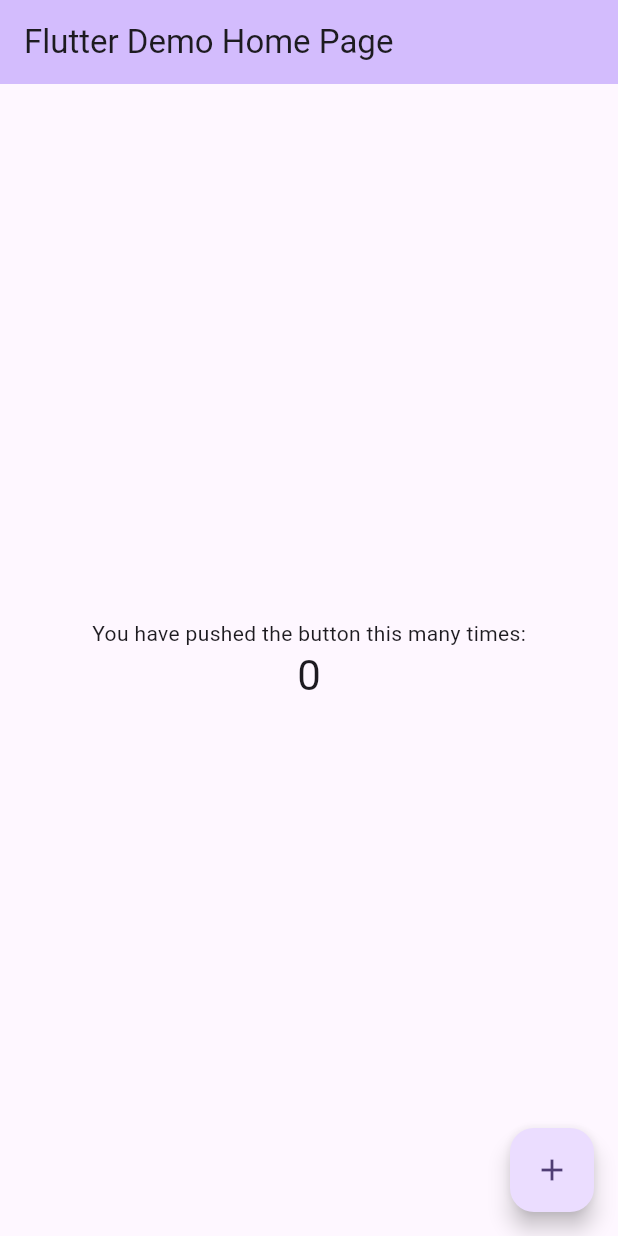
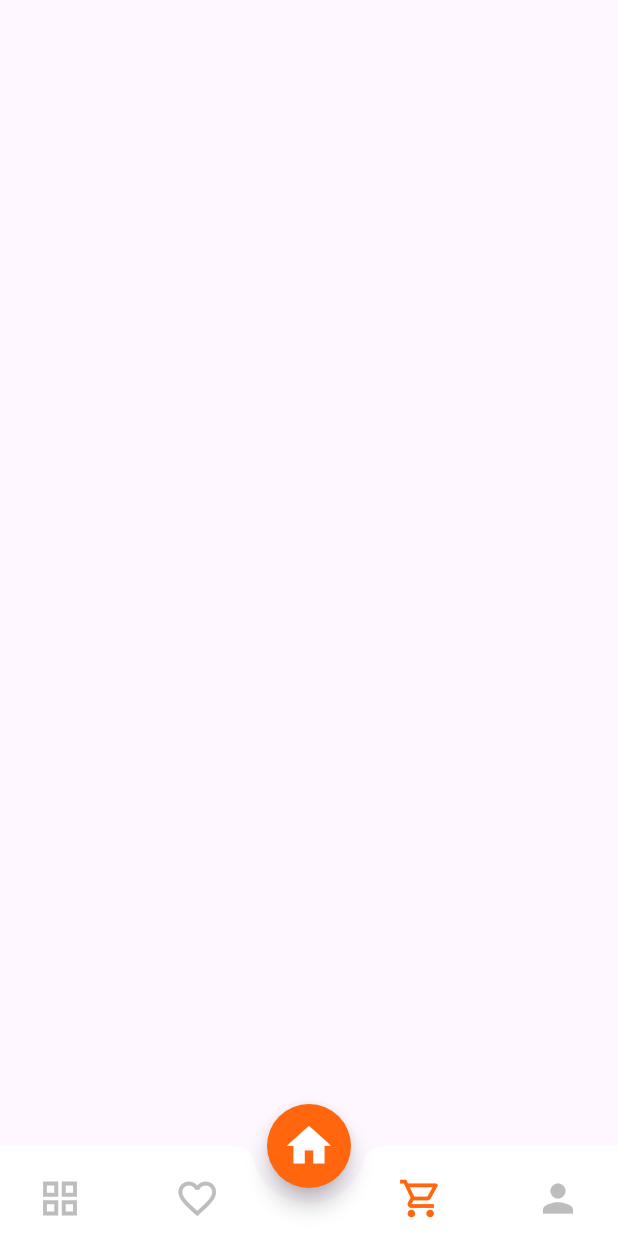
Before and after one commit to petelpop/e_commerce, a Flutter app: the screen it shows after launch, on a phone screen of 412 x 824 dp. Run offline on Flutter 3.47's test engine with Material 3 defaults, Android fonts, the phone set to English and light mode, and no system bars; our stand-ins replace google_fonts.

Commit message:
create bottom navbar ui

```diff
--- a/lib/main.dart
+++ b/lib/main.dart
@@ -1,4 +1,6 @@
+import 'package:e_commerce/views/nav_bar_screen.dart';
 import 'package:flutter/material.dart';
+import 'package:google_fonts/google_fonts.dart';
 
 void main() {
   runApp(const MyApp());
@@ -13,113 +15,11 @@ class MyApp extends StatelessWidget {
     return MaterialApp(
       title: 'Flutter Demo',
       theme: ThemeData(
-        // This is the theme of your application.
-        //
-        // TRY THIS: Try running your application with "flutter run". You'll see
-        // the application has a purple toolbar. Then, without quitting the app,
-        // try changing the seedColor in the colorScheme below to Colors.green
-        // and then invoke "hot reload" (save your changes or press the "hot
-        // reload" button in a Flutter-supported IDE, or press "r" if you used
-        // the command line to start the app).
-        //
-        // Notice that the counter didn't reset back to zero; the application
-        // state is not lost during the reload. To reset the state, use hot
-        // restart instead.
-        //
-        // This works for code too, not just values: Most code changes can be
-        // tested with just a hot reload.
+        textTheme: GoogleFonts.mulishTextTheme(),
         colorScheme: ColorScheme.fromSeed(seedColor: Colors.deepPurple),
         useMaterial3: true,
       ),
-      home: const MyHomePage(title: 'Flutter Demo Home Page'),
+      home: const BottomNavbar(),
     );
   }
 }
-
-class MyHomePage extends StatefulWidget {
-  const MyHomePage({super.key, required this.title});
-
-  // This widget is the home page of your application. It is stateful, meaning
-  // that it has a State object (defined below) that contains fields that affect
-  // how it looks.
-
-  // This class is the configuration for the state. It holds the values (in this
-  // case the title) provided by the parent (in this case the App widget) and
-  // used by the build method of the State. Fields in a Widget subclass are
-  // always marked "final".
-
-  final String title;
-
-  @override
-  State<MyHomePage> createState() => _MyHomePageState();
-}
-
-class _MyHomePageState extends State<MyHomePage> {
-  int _counter = 0;
-
-  void _incrementCounter() {
-    setState(() {
-      // This call to setState tells the Flutter framework that something has
-      // changed in this State, which causes it to rerun the build method below
-      // so that the display can reflect the updated values. If we changed
-      // _counter without calling setState(), then the build method would not be
-      // called again, and so nothing would appear to happen.
-      _counter++;
-    });
-  }
-
-  @override
-  Widget build(BuildContext context) {
-    // This method is rerun every time setState is called, for instance as done
-    // by the _incrementCounter method above.
-    //
-    // The Flutter framework has been optimized to make rerunning build methods
-    // fast, so that you can just rebuild anything that needs updating rather
-    // than having to individually change instances of widgets.
-    return Scaffold(
-      appBar: AppBar(
-        // TRY THIS: Try changing the color here to a specific color (to
-        // Colors.amber, perhaps?) and trigger a hot reload to see the AppBar
-        // change color while the other colors stay the same.
-        backgroundColor: Theme.of(context).colorScheme.inversePrimary,
-        // Here we take the value from the MyHomePage object that was created by
-        // the App.build method, and use it to set our appbar title.
-        title: Text(widget.title),
-      ),
-      body: Center(
-        // Center is a layout widget. It takes a single child and positions it
-        // in the middle of the parent.
-        child: Column(
-          // Column is also a layout widget. It takes a list of children and
-          // arranges them vertically. By default, it sizes itself to fit its
-          // children horizontally, and tries to be as tall as its parent.
-          //
-          // Column has various properties to control how it sizes itself and
-          // how it positions its children. Here we use mainAxisAlignment to
-          // center the children vertically; the main axis here is the vertical
-          // axis because Columns are vertical (the cross axis would be
-          // horizontal).
-          //
-          // TRY THIS: Invoke "debug painting" (choose the "Toggle Debug Paint"
-          // action in the IDE, or press "p" in the console), to see the
-          // wireframe for each widget.
-          mainAxisAlignment: MainAxisAlignment.center,
-          children: <Widget>[
-            const Text(
-              'You have pushed the button this many times:',
-            ),
-            Text(
-              '$_counter',
-              style: Theme.of(context).textTheme.headlineMedium,
-            ),
-          ],
-        ),
-      ),
-      floatingActionButton: FloatingActionButton(
-        onPressed: _incrementCounter,
-        tooltip: 'Increment',
-        child: const Icon(Icons.add),
-      ), // This trailing comma makes auto-formatting nicer for build methods.
-    );
-  }
-}
--- /dev/null
+++ b/lib/views/nav_bar_screen.dart
@@ -0,0 +1,76 @@
+import 'package:flutter/material.dart';
+
+class BottomNavbar extends StatefulWidget {
+  const BottomNavbar({super.key});
+
+  @override
+  State<BottomNavbar> createState() => _BottomNavbarState();
+}
+
+class _BottomNavbarState extends State<BottomNavbar> {
+  int currentIndex = 2;
+
+  @override
+  Widget build(BuildContext context) {
+    return Scaffold(
+      floatingActionButton: FloatingActionButton(
+        onPressed: (){
+        },
+        shape: const CircleBorder(),
+        backgroundColor: const Color(0xffff660e),
+        child: const Icon(Icons.home,
+        color: Colors.white,
+        size: 35
+        ),
+        ),
+        floatingActionButtonLocation: FloatingActionButtonLocation.centerDocked,
+      bottomNavigationBar: BottomAppBar(
+        elevation: 1,
+        height: 60,
+        color: Colors.white,
+        shape: const CircularNotchedRectangle(),
+        notchMargin: 10,
+        clipBehavior: Clip.antiAliasWithSaveLayer,
+        child: Row(
+          mainAxisSize: MainAxisSize.max,
+          mainAxisAlignment: MainAxisAlignment.spaceBetween,
+          children: [
+            IconButton(
+              onPressed: (){},
+              icon: Icon(
+                Icons.grid_view_outlined,
+                size: 30,
+                color: currentIndex == 0 ? Color(0xffff660e):Colors.grey.shade400,
+                )
+                ),
+            IconButton(
+              onPressed: (){},
+              icon: Icon(
+                Icons.favorite_border,
+                size: 30,
+                color: currentIndex == 1 ? Color(0xffff660e):Colors.grey.shade400,
+                )
+                ),
+                SizedBox(width: 14),
+            IconButton(
+              onPressed: (){},
+              icon: Icon(
+                Icons.shopping_cart_outlined,
+                size: 30,
+                color: currentIndex == 2 ? Color(0xffff660e):Colors.grey.shade400,
+                )
+                ),
+            IconButton(
+              onPressed: (){},
+              icon: Icon(
+                Icons.person,
+                size: 30,
+                color: currentIndex == 3 ? Color(0xffff660e):Colors.grey.shade400,
+                )
+                )
+          ],
+        ),
+      ),
+    );
+  }
+}
```
